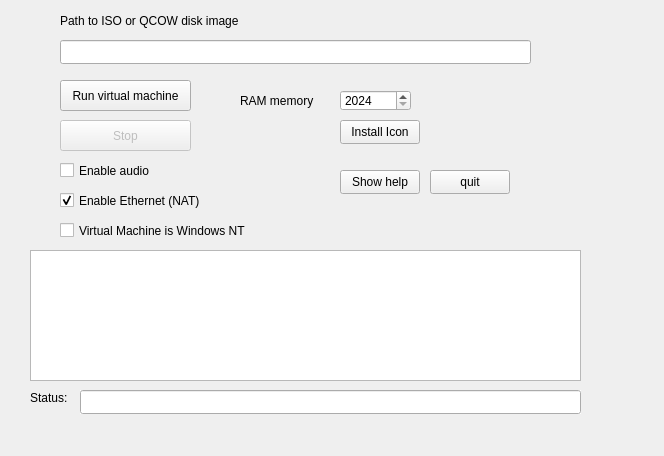
Before: the Qt Designer form user_interface.ui in caiorss/qemu-launcher-qt, drawn with Qt 5.
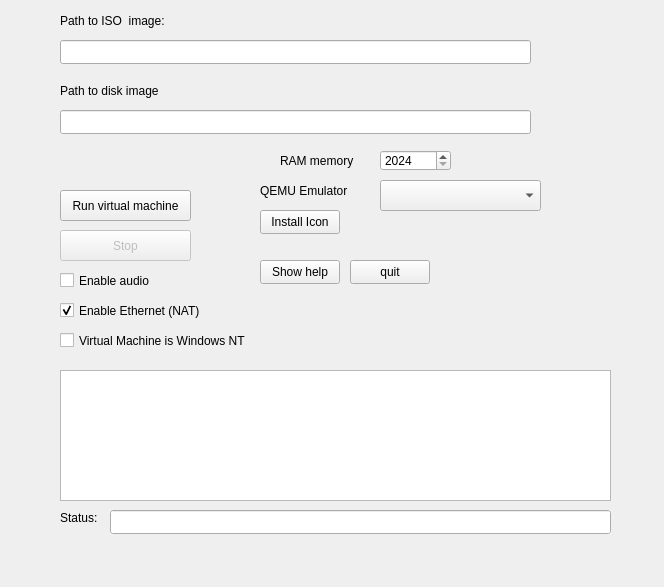
After: the same form once the commit is applied.

Commit message: Update user interface - add combobox and new line entry.

Diff of the .ui file:
```diff
--- a/user_interface.ui
+++ b/user_interface.ui
@@ -7,7 +7,7 @@
     <x>0</x>
     <y>0</y>
     <width>664</width>
-    <height>456</height>
+    <height>587</height>
    </rect>
   </property>
   <property name="windowTitle">
@@ -18,7 +18,7 @@
     <property name="geometry">
      <rect>
       <x>60</x>
-      <y>80</y>
+      <y>190</y>
       <width>131</width>
       <height>31</height>
      </rect>
@@ -56,14 +56,14 @@
      </rect>
     </property>
     <property name="text">
-     <string>Path to ISO or QCOW disk image</string>
+     <string>Path to ISO  image:</string>
     </property>
    </widget>
    <widget class="QSpinBox" name="spin_memory">
     <property name="geometry">
      <rect>
-      <x>340</x>
-      <y>90</y>
+      <x>380</x>
+      <y>150</y>
       <width>71</width>
       <height>21</height>
      </rect>
@@ -78,8 +78,8 @@
    <widget class="QLabel" name="label_2">
     <property name="geometry">
      <rect>
-      <x>240</x>
-      <y>90</y>
+      <x>280</x>
+      <y>150</y>
       <width>91</width>
       <height>21</height>
      </rect>
@@ -92,7 +92,7 @@
     <property name="geometry">
      <rect>
       <x>60</x>
-      <y>160</y>
+      <y>270</y>
       <width>121</width>
       <height>21</height>
      </rect>
@@ -104,8 +104,8 @@
    <widget class="QTextEdit" name="display">
     <property name="geometry">
      <rect>
-      <x>30</x>
-      <y>250</y>
+      <x>60</x>
+      <y>370</y>
       <width>551</width>
       <height>131</height>
      </rect>
@@ -125,8 +125,8 @@
    <widget class="QPushButton" name="btn_quit_app">
     <property name="geometry">
      <rect>
-      <x>430</x>
-      <y>170</y>
+      <x>350</x>
+      <y>260</y>
       <width>80</width>
       <height>24</height>
      </rect>
@@ -138,8 +138,8 @@
    <widget class="QPushButton" name="btn_show_help">
     <property name="geometry">
      <rect>
-      <x>340</x>
-      <y>170</y>
+      <x>260</x>
+      <y>260</y>
       <width>80</width>
       <height>24</height>
      </rect>
@@ -155,7 +155,7 @@
     <property name="geometry">
      <rect>
       <x>60</x>
-      <y>120</y>
+      <y>230</y>
       <width>131</width>
       <height>31</height>
      </rect>
@@ -171,7 +171,7 @@
     <property name="geometry">
      <rect>
       <x>60</x>
-      <y>190</y>
+      <y>300</y>
       <width>161</width>
       <height>21</height>
      </rect>
@@ -186,8 +186,8 @@
    <widget class="QLabel" name="label_3">
     <property name="geometry">
      <rect>
-      <x>30</x>
-      <y>390</y>
+      <x>60</x>
+      <y>510</y>
       <width>51</width>
       <height>16</height>
      </rect>
@@ -199,8 +199,8 @@
    <widget class="QPushButton" name="btn_icon">
     <property name="geometry">
      <rect>
-      <x>340</x>
-      <y>120</y>
+      <x>260</x>
+      <y>210</y>
       <width>80</width>
       <height>24</height>
      </rect>
@@ -215,8 +215,8 @@
     </property>
     <property name="geometry">
      <rect>
-      <x>80</x>
-      <y>390</y>
+      <x>110</x>
+      <y>510</y>
       <width>501</width>
       <height>24</height>
      </rect>
@@ -235,7 +235,7 @@
     <property name="geometry">
      <rect>
       <x>60</x>
-      <y>220</y>
+      <y>330</y>
       <width>211</width>
       <height>21</height>
      </rect>
@@ -247,6 +247,55 @@
      <bool>false</bool>
     </property>
    </widget>
+   <widget class="QComboBox" name="combobox_qemu">
+    <property name="geometry">
+     <rect>
+      <x>380</x>
+      <y>180</y>
+      <width>161</width>
+      <height>31</height>
+     </rect>
+    </property>
+    <property name="statusTip">
+     <string>Select the type of QEMU emulator</string>
+    </property>
+   </widget>
+   <widget class="QLabel" name="label_4">
+    <property name="geometry">
+     <rect>
+      <x>60</x>
+      <y>80</y>
+      <width>201</width>
+      <height>21</height>
+     </rect>
+    </property>
+    <property name="text">
+     <string>Path to disk image</string>
+    </property>
+   </widget>
+   <widget class="QLineEdit" name="entry_disk_path_disk">
+    <property name="geometry">
+     <rect>
+      <x>60</x>
+      <y>110</y>
+      <width>471</width>
+      <height>24</height>
+     </rect>
+    </property>
+   </widget>
+   <widget class="QLabel" name="label_5">
+    <property name="geometry">
+     <rect>
+      <x>260</x>
+      <y>180</y>
+      <width>111</width>
+      <height>21</height>
+     </rect>
+    </property>
+    <property name="text">
+     <string>QEMU Emulator</string>
+    </property>
+   </widget>
   </widget>
   <widget class="QMenuBar" name="menuBar">
    <property name="geometry">
```
Left out of the diff: 2 changed lines with no effect on the pictures. The commit also changes 1 other file.
